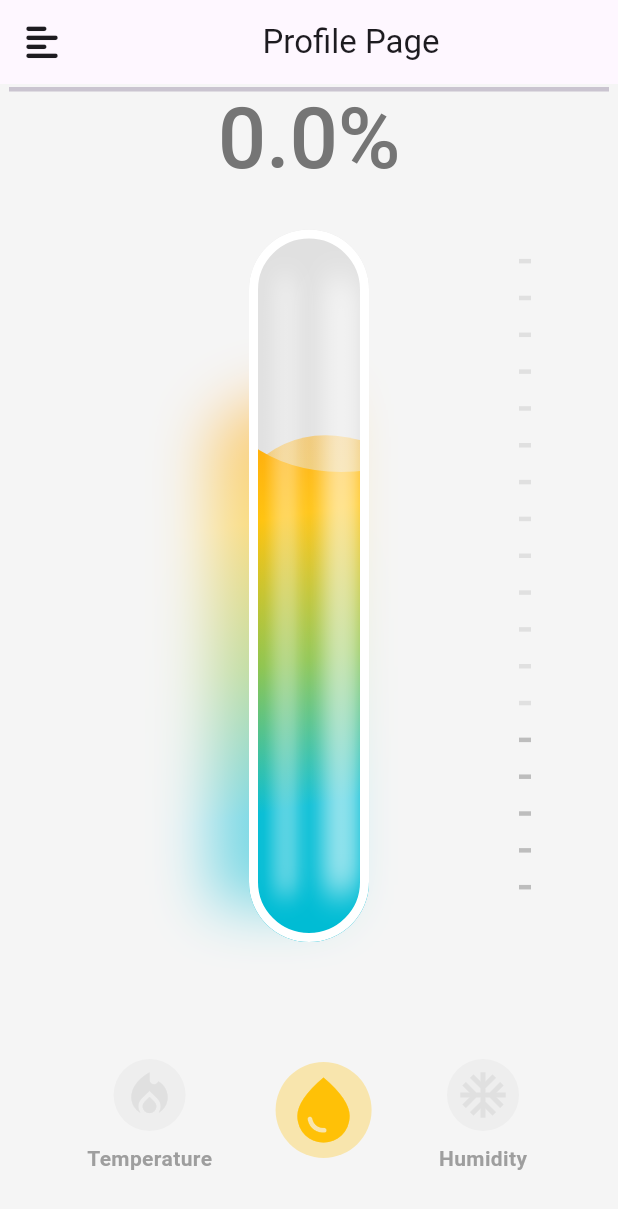
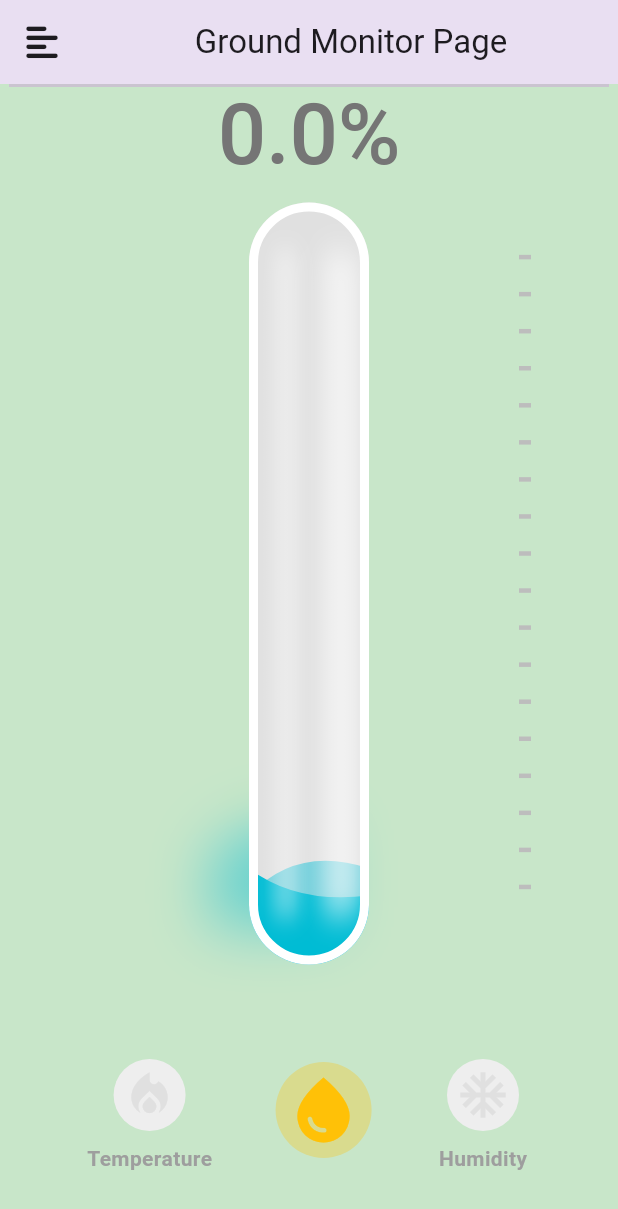
Before and after one commit to Siyam-Sorkar/AFN_AquaSync, a Flutter app: the screen it shows after launch, in the side drawer, after a tap on the "open in new" icon, on a phone screen of 412 x 824 dp. Shown: the top 1209 px of the screen. Run offline on Flutter 3.47's test engine with Material 3 defaults, Android fonts, the phone set to English and light mode, and no system bars; our stand-ins replace firebase_core, firebase_database, font_awesome_flutter, hidden_drawer_menu, shimmer; missing offline and left inert: parallax_rain; accounts and stored records are empty; generated files the repository leaves out were written again.

Commit message:
Integrated some new features

```diff
--- a/lib/Pages/ground_monitor_page.dart
+++ b/lib/Pages/ground_monitor_page.dart
@@ -1,4 +1,4 @@
-import 'package:afn_hydro_link/Utilities/data_model.dart';
+import 'package:afn_aqua_sync/Utilities/Data%20Models/data_model.dart';
 import 'package:flutter/material.dart';
 import 'package:font_awesome_flutter/font_awesome_flutter.dart';
 import 'package:hidden_drawer_menu/controllers/simple_hidden_drawer_controller.dart';
@@ -13,10 +13,15 @@ class GroundMonitorPage extends StatelessWidget {
   Widget build(BuildContext context) {
     return Scaffold(
       appBar: AppBar(
-        leading: IconButton(icon:const FaIcon(FontAwesomeIcons.alignLeft), onPressed: (){SimpleHiddenDrawerController.of(context).toggle();},),
-        title:const Center(child: Text('Profile Page')),
+        // automaticallyImplyLeading: false,
+        elevation: 60,
+        leading: IconButton(icon:const FaIcon(FontAwesomeIcons.alignLeft), onPressed: (){
+          // Navigator.of(context).pop();
+          SimpleHiddenDrawerController.of(context).toggle();
+          },),
+        title:const Center(child: Text('Ground Monitor Page')),
       ),
-      backgroundColor: Colors.grey.shade100,
+      backgroundColor: Colors.green[100],
       body: const TemperatureView(),
     );
   }
@@ -31,9 +36,9 @@ class TemperatureView extends StatefulWidget {
 }
 
 class _TemperatureViewState extends State<TemperatureView> {
-  final ValueNotifier<double> temperature = ValueNotifier(0);
 
   String title = "Moisture Level";
+  double temp = 0;
 
   @override
   Widget build(BuildContext context) {
@@ -58,7 +63,7 @@ class _TemperatureViewState extends State<TemperatureView> {
                 //       fontWeight: FontWeight.w500, color: Colors.grey[700]),
                 //   textAlign: TextAlign.center,
                 // ),
-                const SizedBox(height: 3,),
+                // const SizedBox(height: 3,),
 
                 const Divider(height: 2,thickness: 3,),
 
@@ -66,8 +71,7 @@ class _TemperatureViewState extends State<TemperatureView> {
                   child: Text(
                     '${title == "Temperature" ? context.watch<DataModel>().temperature.toDouble() :
                     title == "Moisture Level" ? context.watch<DataModel>().moistureLevel.toDouble() :
-                    context.watch<DataModel>().humidity.toDouble()}${title == "Temperature" ? "°C" : "%"}',
-                    // '  ${temperature.value.toInt()}°',
+                    context.watch<DataModel>().humidity.toDouble()}${title == "Temperature" ? "°C"  : "%"}',
                     style: style?.copyWith(
                         fontWeight: FontWeight.w500, color: Colors.grey[600]),
                     textAlign: TextAlign.center,
@@ -81,11 +85,21 @@ class _TemperatureViewState extends State<TemperatureView> {
                         children: [
                           Positioned.fill(
                               child: Thermo(temperature:
-                              title == "Temperature" ? context.watch<DataModel>().temperature.toDouble() :
-                              title == "Moisture Level" ? 34: //context.watch<DataModel>().moistureLevel.toDouble() :
-                              context.watch<DataModel>().humidity.toDouble()
+                              title == "Temperature" ? context.watch<DataModel>().temperature :
+                              title == "Moisture Level" ? context.watch<DataModel>().moistureLevel.toDouble() :
+                              context.watch<DataModel>().humidity,scaleHeight: title == "Temperature" ? 50 : 100,
                               )
                           ),
+
+                          // Positioned.fill(
+                          //   right: 0,
+                          //   bottom: 0,
+                          //   child : ThermoSlider(value:
+                          //   title == "Temperature" ? context.watch<DataModel>().temperature.toDouble() :
+                          //   title == "Moisture Level" ? context.watch<DataModel>().moistureLevel.toDouble() :
+                          //   context.watch<DataModel>().humidity.toDouble(), onValueChanged: (value) => temp = value),
+                          // )
+
                         ],
                       ),
                     ),
--- a/lib/Pages/home_page.dart
+++ b/lib/Pages/home_page.dart
@@ -1,12 +1,12 @@
-import 'package:afn_hydro_link/Utilities/irrigation_animation.dart';
-import 'package:afn_hydro_link/Utilities/progress_indicator.dart';
-import 'package:afn_hydro_link/Utilities/side_drawer.dart';
+import 'package:afn_aqua_sync/Utilities/irrigation_animation.dart';
+import 'package:afn_aqua_sync/Utilities/progress_indicator.dart';
+import 'package:afn_aqua_sync/Utilities/side_drawer.dart';
 import 'package:flutter/material.dart';
 import 'package:font_awesome_flutter/font_awesome_flutter.dart';
 import 'package:hidden_drawer_menu/hidden_drawer_menu.dart';
 import 'package:provider/provider.dart';
 import 'package:intl/intl.dart';
-import '../Utilities/data_model.dart';
+import '../Utilities/Data Models/data_model.dart';
 
 class HomePage extends StatefulWidget {
   const HomePage({super.key});
@@ -28,6 +28,7 @@ class _HomePageState extends State<HomePage> {
 
     return Consumer<DataModel>(
         builder: (context, value, child) => Scaffold(
+          backgroundColor: Colors.green[100],
           drawer: const SideDrawer(),
           appBar: AppBar(
             leading: IconButton(icon:  const FaIcon(FontAwesomeIcons.alignLeft), onPressed: (){SimpleHiddenDrawerController.of(context).toggle();},),
@@ -35,7 +36,7 @@ class _HomePageState extends State<HomePage> {
           ),
           body: SingleChildScrollView(
             child: Padding(
-              padding: const EdgeInsets.all(16.0),
+              padding: const EdgeInsets.all(10.0),
               child: Column(
                 crossAxisAlignment: CrossAxisAlignment.start,
                 children: [
@@ -93,8 +94,8 @@ class _HomePageState extends State<HomePage> {
                                         Row(
                                           mainAxisAlignment: MainAxisAlignment.spaceBetween,
                                           children: [
-                                            RoundDial(heightWidth: 80.0, data: value.temperature, symbol: "°", onTop: true, dialName: "Temperature",),
-                                            RoundDial(heightWidth: 80.0, data: value.humidity, symbol: "%", onTop: true, dialName: "Humidity",),
+                                            RoundDial(heightWidth: 80.0, data: value.temperature.toInt(), symbol: "°", onTop: true, dialName: "Temperature",),
+                                            RoundDial(heightWidth: 80.0, data: value.humidity.toInt(), symbol: "%", onTop: true, dialName: "Humidity",),
                                           ],
                                         ),
                                         // SizedBox(height: 10,),
@@ -109,6 +110,7 @@ class _HomePageState extends State<HomePage> {
                                 mainAxisAlignment: MainAxisAlignment.start,
                                 crossAxisAlignment: CrossAxisAlignment.start,
                                 children: [
+                                  const SizedBox(height: 100,),
                                   _buildIndicator('Optimal', Colors.green.shade900),
                                   const SizedBox(height: 10,),
                                   _buildIndicator('Warning', Colors.orange),
@@ -125,9 +127,18 @@ class _HomePageState extends State<HomePage> {
                   const SizedBox(height: 20),
 
                   // NASA Weather Predictions section
-                  const Text(
-                    'NASA Weather Predictions',
-                    style: TextStyle(fontSize: 18, fontWeight: FontWeight.bold),
+                  Row(
+                    mainAxisAlignment: MainAxisAlignment.spaceBetween,
+                    children: [
+                      const Text(
+                        'NASA Weather Predictions',
+                        style: TextStyle(fontSize: 18, fontWeight: FontWeight.bold),
+                      ),
+
+                      IconButton(onPressed: (){
+                        Navigator.pushNamed(context, "/weather_station");
+                      }, icon: const Icon(Icons.open_in_new_rounded, size: 30,))
+                    ],
                   ),
                   const SizedBox(height: 10),
 
@@ -136,13 +147,13 @@ class _HomePageState extends State<HomePage> {
                     child: ListView(
                       scrollDirection: Axis.horizontal,
                       children: [
-                        _buildWeatherCard('Today', 'Sunny', Icons.wb_sunny, Colors.orange),
-                        _buildWeatherCard('Monday', 'Light rain', Icons.grain, Colors.blue),
-                        _buildWeatherCard('Tuesday', 'Thunder', Icons.flash_on, Colors.purple),
+                        _buildWeatherCard('Today', 'Medium Rain', Icons.flash_on, Colors.blueAccent),
+                        _buildWeatherCard('Saturday', 'Light rain', Icons.grain, Colors.blue),
+                        _buildWeatherCard('Sunday', 'Sunny', Icons.wb_sunny, Colors.orange),
+                        _buildWeatherCard('Monday', 'Thunder', Icons.flash_on, Colors.purple),
+                        _buildWeatherCard('Tuesday', 'Light rain', Icons.grain, Colors.blue),
                         _buildWeatherCard('Wednesday', 'Medium Rain', Icons.flash_on, Colors.greenAccent),
                         _buildWeatherCard('Thursday', 'Heavy Rain', Icons.flash_on, Colors.blueAccent),
-                        _buildWeatherCard('Friday', 'Thunder', Icons.flash_on, Colors.purple),
-                        _buildWeatherCard('Saturday', 'Thunder', Icons.flash_on, Colors.purple),
                       ],
                     ),
                   ),
--- a/lib/Pages/splash_screen.dart
+++ b/lib/Pages/splash_screen.dart
@@ -13,16 +13,16 @@ class _SplashScreenState extends State<SplashScreen> {
   @override
   void initState() {
 
-    Future.delayed(Duration(seconds: 2),() => Navigator.pushReplacementNamed(context, '/side_drawer'));
+    Future.delayed(const Duration(seconds: 2),() => Navigator.pushReplacementNamed(context, '/side_drawer'));
     super.initState();
   }
 
   @override
   Widget build(BuildContext context) {
-    return Scaffold(
+    return const Scaffold(
       backgroundColor: Color.fromRGBO(00, 30, 00, 1),
       body: Center(
-        child: Container(
+        child: SizedBox(
           height: 400,
           width: 400,
           child: Image(image: AssetImage('lib/Images/Logo.png'),),
--- a/lib/Utilities/data_model.dart
+++ b/lib/Utilities/Data Models/data_model.dart
@@ -1,21 +1,21 @@
 import 'package:flutter/material.dart';
 
 class DataModel extends ChangeNotifier{
-  bool _irrigationStatus   = false;
+  bool _irrigationStatus  = false;
   int _moistureLevel      = 0;
-  int _temperature        = 0;
-  int _humidity           = 0;
+  double _temperature     = 0;
+  double _humidity        = 0;
 
   int get moistureLevel      => _moistureLevel;
   bool get irrigatioinStatus => _irrigationStatus;
-  int get temperature     => _temperature;
-  int get humidity        => _humidity;
+  double get temperature     => _temperature;
+  double get humidity        => _humidity;
 
 
   void updateGroundData({
     required int moisture,
-    required int temp,
-    required int humid})
+    required double temp,
+    required double humid})
   {
     _moistureLevel = moisture;
     _temperature   = temp;
--- a/lib/Utilities/Firebase/firebase_crud.dart
+++ b/lib/Utilities/Firebase/firebase_crud.dart
@@ -2,7 +2,7 @@ import 'dart:async';
 import 'package:firebase_database/firebase_database.dart';
 import 'package:flutter/material.dart';
 import 'package:provider/provider.dart';
-import '../data_model.dart';  // Import your ChangeNotifier DataModel here
+import '../Data Models/data_model.dart';
 
 class FirebaseCRUD {
   final DatabaseReference _rtValueRef =
@@ -21,8 +21,8 @@ class FirebaseCRUD {
         // Updating the ChangeNotifier DataModel with new data
         context.read<DataModel>().updateGroundData(
           moisture: databaseData["Moisture_Level"] ?? 0,
-          temp: databaseData["Temperature"] ?? 0,
-          humid: databaseData["Humidity"] ?? 0,
+          temp: databaseData["Temperature"].toDouble() ?? 0.0,
+          humid: databaseData["Humidity"].toDouble() ?? 0.0,
         );
 
         // Update irrigation status
--- a/lib/Utilities/T_H_M/thermo.dart
+++ b/lib/Utilities/T_H_M/thermo.dart
@@ -1,12 +1,9 @@
 import 'dart:ui' as ui;
-
 import 'package:flutter/material.dart';
 import 'package:flutter/physics.dart';
 
-import 'constants.dart';
-
 const thermoWidth = 96.0;
-const vPadding = 20.0;
+const vPadding = 5.0;
 const thickness = 8.0;
 const radius = thermoWidth / 2;
 
@@ -14,9 +11,11 @@ class Thermo extends StatefulWidget {
   const Thermo({
     super.key,
     required this.temperature,
+    required this.scaleHeight
   });
 
   final double temperature;
+  final int    scaleHeight;
 
   @override
   State<Thermo> createState() => _ThermoState();
@@ -66,7 +65,7 @@ class _ThermoState extends State<Thermo> with SingleTickerProviderStateMixin {
       animation: anim,
       builder: (context, _) {
         return CustomPaint(
-          painter: ThermoPainter(widget.temperature, animation: anim.value),
+          painter: ThermoPainter(widget.scaleHeight, widget.temperature, animation: anim.value),
         );
       },
     );
@@ -76,10 +75,11 @@ class _ThermoState extends State<Thermo> with SingleTickerProviderStateMixin {
 
 class ThermoPainter extends CustomPainter {
   final double temperature;
+  final int    scaleHeight;
 
   final double animation;
 
-  ThermoPainter(this.temperature, {required this.animation});
+  ThermoPainter(this.scaleHeight, this.temperature, {required this.animation});
 
   @override
   void paint(Canvas canvas, Size size) {
@@ -104,7 +104,8 @@ class ThermoPainter extends CustomPainter {
 
     drawContainer(canvas, topLeft, bottomRight);
 
-    _drawRules(size, canvas, temperature / maxTemperature);
+    //Sde rules
+    _drawRules(size, canvas, temperature / scaleHeight);
 
     // mask
     _drawMask(canvas, size);
@@ -216,7 +217,7 @@ class ThermoPainter extends CustomPainter {
     final liquidTopLeft = Offset(
       (size.width - thermoWidth) / 2 + thickness,
       (size.height - radius - vPadding) -
-          ((temperature / 50) *
+          ((temperature / scaleHeight) *
               (size.height - (2 * vPadding + radius * 2))),
     ) -
         offset;
@@ -285,8 +286,8 @@ class ThermoPainter extends CustomPainter {
         Offset(348, y),
         Paint()
           ..color = y < (1 - ratio) * size.height
-              ? Colors.grey.shade300
-              : Colors.grey.shade400
+              ? Colors.grey.shade400
+              : Colors.grey.shade800
           ..style = PaintingStyle.stroke
           ..strokeWidth = 3,
       );
--- a/lib/Utilities/irrigation_animation.dart
+++ b/lib/Utilities/irrigation_animation.dart
@@ -1,10 +1,7 @@
 import 'dart:math';
-
-import 'package:afn_hydro_link/Utilities/Firebase/firebase_crud.dart';
-import 'package:afn_hydro_link/Utilities/data_model.dart';
-import 'package:flutter/cupertino.dart';
+import 'package:afn_aqua_sync/Utilities/Firebase/firebase_crud.dart';
+import 'package:afn_aqua_sync/Utilities/Data%20Models/data_model.dart';
 import 'package:flutter/material.dart';
-import 'package:flutter/widgets.dart';
 import 'package:parallax_rain/parallax_rain.dart';
 import 'package:provider/provider.dart';
 import 'package:shimmer/shimmer.dart';
@@ -23,7 +20,7 @@ class IrrigationAnimation extends StatelessWidget {
           children: [
             Stack(
               children: [
-                Container(width: 280, height: 80, color: Colors.white60,
+                const SizedBox(width: 280, height: 80,
                 ),
                 context.read<DataModel>().irrigatioinStatus ?
                 Positioned(
@@ -41,20 +38,20 @@ class IrrigationAnimation extends StatelessWidget {
                   ),
                 ) : Container(),
 
-                Positioned(bottom: 0, left: 0, child: Image(height: 50, image: AssetImage('lib/Images/Rice_Plant.png'))),
-                Positioned(bottom: 0, left: 15, child: Image(height: 50, image: AssetImage('lib/Images/Rice_Plant.png'))),
-                Positioned(bottom: 0, left: 30,  child: Image(height: 50, image: AssetImage('lib/Images/Rice_Plant.png'))),
-                Positioned(bottom: 0, left: 45,  child: Image(height: 50, image: AssetImage('lib/Images/Rice_Plant.png'))),
-                Positioned(bottom: 0, left: 60,  child: Image(height: 50, image: AssetImage('lib/Images/Rice_Plant.png'))),
-                Positioned(bottom: 0, left: 75, child: Image(height: 50, image: AssetImage('lib/Images/Rice_Plant.png'))),
-                Positioned(bottom: 0, left: 90, child: Image(height: 50, image: AssetImage('lib/Images/Rice_Plant.png'))),
+                const Positioned(bottom: 0, left: 0, child: Image(height: 50, image: AssetImage('lib/Images/Rice_Plant.png'))),
+                const Positioned(bottom: 0, left: 15, child: Image(height: 50, image: AssetImage('lib/Images/Rice_Plant.png'))),
+                const Positioned(bottom: 0, left: 30,  child: Image(height: 50, image: AssetImage('lib/Images/Rice_Plant.png'))),
+                const Positioned(bottom: 0, left: 45,  child: Image(height: 50, image: AssetImage('lib/Images/Rice_Plant.png'))),
+                const Positioned(bottom: 0, left: 60,  child: Image(height: 50, image: AssetImage('lib/Images/Rice_Plant.png'))),
+                const Positioned(bottom: 0, left: 75, child: Image(height: 50, image: AssetImage('lib/Images/Rice_Plant.png'))),
+                const Positioned(bottom: 0, left: 90, child: Image(height: 50, image: AssetImage('lib/Images/Rice_Plant.png'))),
 
                 context.read<DataModel>().irrigatioinStatus ?
                 Positioned(
                   top: 19,
                   right: 75,
                   child: Shimmer.fromColors(
-                      period: Duration(milliseconds: 400),
+                      period: const Duration(milliseconds: 400),
                       baseColor: Colors.blue,
                       highlightColor: Colors.white,
                       enabled: true,
@@ -63,12 +60,12 @@ class IrrigationAnimation extends StatelessWidget {
                   ),
                 ) : Positioned(top: 19,right: 75, child: Container(width: pipeWidth, height: 5, color: Colors.grey[500],)),
                 // Container( margin: EdgeInsets.all(2), height: 10, width: 200, child: WaterFlowLine())
-                Positioned(right: 3,top: 0, child: Image(height: 50, image: AssetImage('lib/Images/waterpump.png'))),
+                const Positioned(right: 3,top: 0, child: Image(height: 50, image: AssetImage('lib/Images/waterpump.png'))),
                 Positioned(bottom: 0,right: 0, child: Container(width: 82, height: 29, color: Colors.black,)),
               ],
             ),
 
-            SizedBox(width: 10,),
+            const SizedBox(width: 10,),
 
             Transform.rotate(
               angle: pi/2,
@@ -90,7 +87,7 @@ class IrrigationAnimation extends StatelessWidget {
         ),
         Container(
           color: Colors.brown[700],
-          height: 5,
+          height: 7,
           width: double.infinity,
         ),
 
--- a/lib/Utilities/progress_indicator.dart
+++ b/lib/Utilities/progress_indicator.dart
@@ -1,22 +1,20 @@
-import 'package:afn_hydro_link/Utilities/data_model.dart';
+import 'package:afn_aqua_sync/Utilities/Data%20Models/data_model.dart';
 import 'package:flutter/material.dart';
 import 'package:provider/provider.dart';
 
 class RoundDial extends StatelessWidget {
   final double heightWidth;
-  final data;
+  final int data;
   final String symbol;
-  final dialName;
+  final String dialName;
   final bool onTop;
-  // final Color givColor;
 
-  RoundDial({
+  const RoundDial({super.key,
     required this.heightWidth,
     required this.data,
     required this.symbol,
     required this.dialName,
     required this.onTop
-    // required this.givColor
   });
 
   @override
@@ -24,12 +22,12 @@ class RoundDial extends StatelessWidget {
     return Consumer<DataModel>(
         builder: (context, value, child) => Column(
           children: [
-            onTop ? Text(dialName) : Container(),
-            SizedBox(height: 10),
+            onTop ? Text(dialName) : const SizedBox(),
+            const SizedBox(height: 10),
             Stack(
               alignment: Alignment.center,
               children: [
-                Container(
+                SizedBox(
                   height: heightWidth,
                   width: heightWidth,
                   // color: Colors.green[900],
@@ -37,7 +35,7 @@ class RoundDial extends StatelessWidget {
                     strokeCap: StrokeCap.round,
                     value: data/100,
                     strokeWidth: 15,
-                    backgroundColor: Colors.green[100],
+                    backgroundColor: Colors.grey,
                     valueColor: AlwaysStoppedAnimation<Color>(data/100 <= 0.2 ? Colors.red : data/100 <= 0.5 ? Colors.orange : Colors.green.shade900),
                   ),
                 ),
@@ -48,8 +46,8 @@ class RoundDial extends StatelessWidget {
                 ),
               ],
             ),
-            SizedBox(height: 10,),
-            onTop ? Container() : Text(dialName)
+            const SizedBox(height: 10,),
+            onTop ? const SizedBox() : Text(dialName)
           ],
         )
     );
--- a/lib/Utilities/side_drawer.dart
+++ b/lib/Utilities/side_drawer.dart
@@ -1,9 +1,10 @@
-import 'package:afn_hydro_link/Pages/ground_monitor_page.dart';
-import 'package:afn_hydro_link/Pages/home_page.dart';
-import 'package:afn_hydro_link/Pages/profile_page.dart';
+import 'package:afn_aqua_sync/Pages/ground_monitor_page.dart';
+import 'package:afn_aqua_sync/Pages/home_page.dart';
+import 'package:afn_aqua_sync/Pages/profile_page.dart';
 import 'package:flutter/material.dart';
 import 'package:hidden_drawer_menu/hidden_drawer_menu.dart';
 
+import '../Pages/weather_page.dart';
 import 'Firebase/firebase_crud.dart';
 
 class SideDrawer extends StatefulWidget {
@@ -48,6 +49,14 @@ class _SideDrawerState extends State<SideDrawer> {
               selectedStyle: const TextStyle()),
           const GroundMonitorPage()
       ),
+
+      ScreenHiddenDrawer(
+          ItemHiddenMenu(
+              name: 'Weather Station',
+              baseStyle: const TextStyle(),
+              selectedStyle: const TextStyle()),
+          const WeatherPage(),
+      ),
     ];
   }
 
--- a/lib/main.dart
+++ b/lib/main.dart
@@ -1,8 +1,9 @@
-import 'package:afn_hydro_link/Pages/ground_monitor_page.dart';
-import 'package:afn_hydro_link/Pages/home_page.dart';
-import 'package:afn_hydro_link/Pages/profile_page.dart';
-import 'package:afn_hydro_link/Utilities/data_model.dart';
-import 'package:afn_hydro_link/Utilities/side_drawer.dart';
+import 'package:afn_aqua_sync/Pages/ground_monitor_page.dart';
+import 'package:afn_aqua_sync/Pages/home_page.dart';
+import 'package:afn_aqua_sync/Pages/profile_page.dart';
+import 'package:afn_aqua_sync/Pages/weather_page.dart';
+import 'package:afn_aqua_sync/Utilities/Data%20Models/data_model.dart';
+import 'package:afn_aqua_sync/Utilities/side_drawer.dart';
 import 'package:firebase_core/firebase_core.dart';
 import 'package:flutter/material.dart';
 import 'package:provider/provider.dart';
@@ -30,11 +31,12 @@ class MyApp extends StatelessWidget {
       // home: GroundMonitorPage(),
       // home: SideDrawer(),
       routes: {
-        '/splash_screen'  : (context) => SplashScreen(),
-        '/home'           : (context) => HomePage(),
-        '/profile'        : (context) => ProfilePage(),
-        '/ground_monitor' : (context) => GroundMonitorPage(),
-        '/side_drawer'    : (context) => SideDrawer()
+        '/splash_screen'  : (context) => const SplashScreen(),
+        '/home'           : (context) => const HomePage(),
+        '/profile'        : (context) => const ProfilePage(),
+        '/ground_monitor' : (context) => const GroundMonitorPage(),
+        '/weather_station': (context) => const WeatherPage(),
+        '/side_drawer'    : (context) => const SideDrawer()
       },
       initialRoute: '/splash_screen',
     );
```
Also changed, not shown: lib/Pages/profile_page.dart (+9 -8 lines), lib/Pages/weather_page.dart (added, +284 -0 lines), lib/Utilities/Data Models/weather_model.dart (added, +80 -0 lines), lib/Utilities/services.dart (added, +26 -0 lines), pubspec.yaml (+5 -2 lines), lib/Images/cloudy.png (added), lib/Images/myProfile.JPG (added), lib/Utilities/Firebase/firebase_options.dart (deleted), pubspec.lock, 13 other files.
